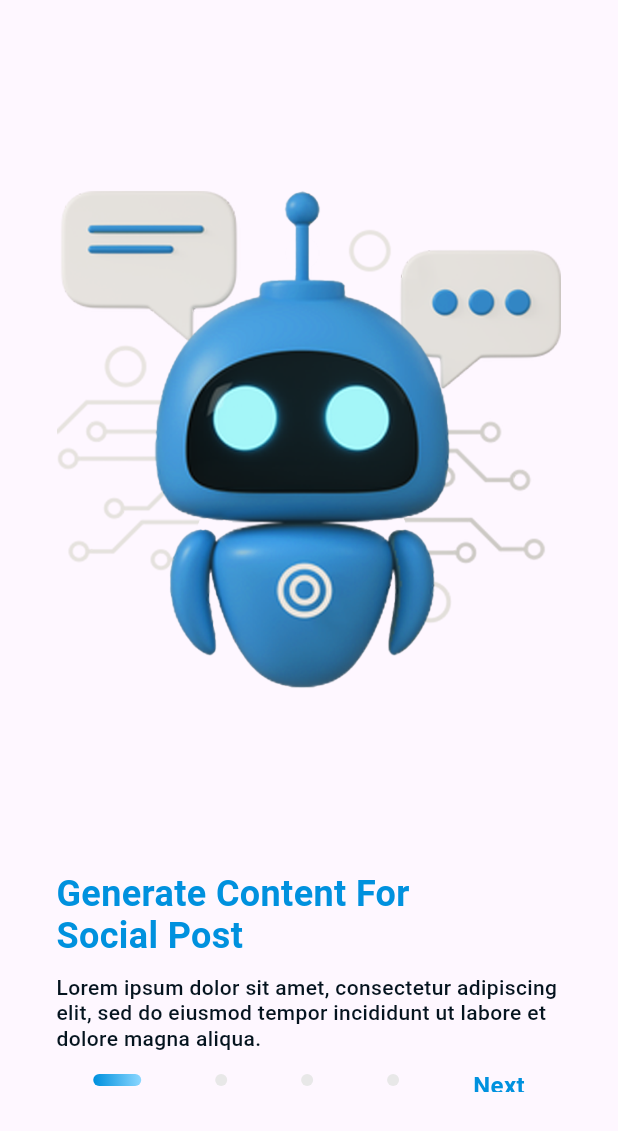
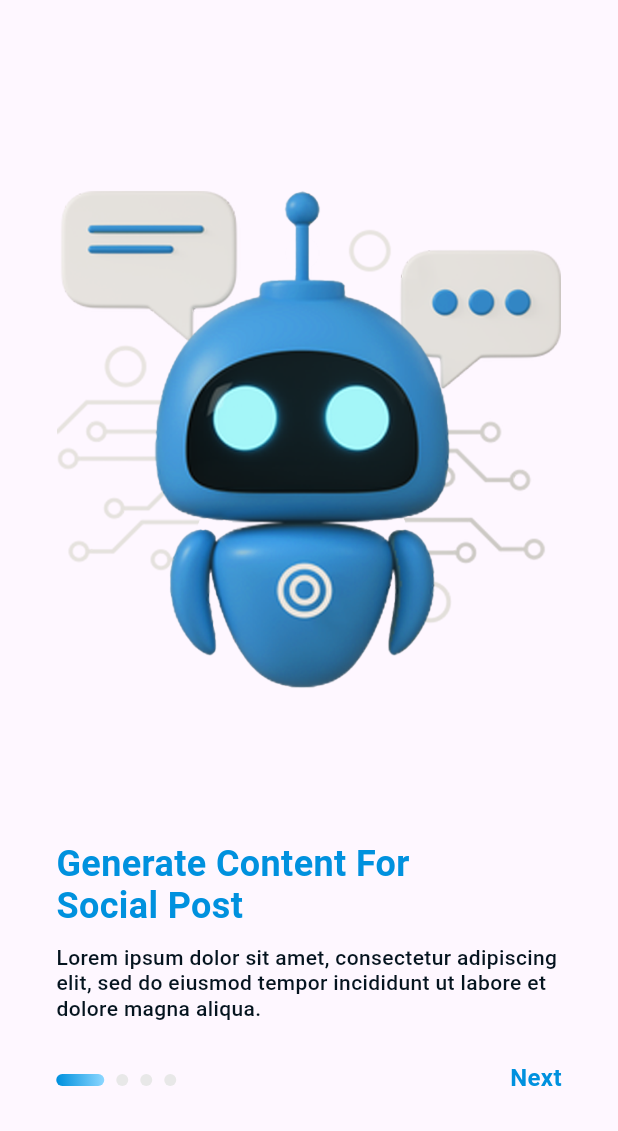
Before and after one commit to Hung2003s/Swork_introduce, a Flutter app: the screen it shows after launch, after a tap on the "arrow forward" icon, on a phone screen of 412 x 824 dp. Shown: the top 1131 px of the screen. Run offline on Flutter 3.47's test engine with Material 3 defaults, Android fonts, the phone set to English and light mode, and no system bars; Roboto replaces fonts that are missing (SVN-Gilroy).

Commit message:
hic
commit

```diff
--- a/lib/main.dart
+++ b/lib/main.dart
@@ -1,11 +1,12 @@
 import 'package:flutter/material.dart';
+import 'package:swork_introduce/screen/first_screen.dart';
 import 'package:swork_introduce/screen/introduce_screen.dart';
 
 void main() {
   runApp(
       const MaterialApp(
         title: 'Hung',
-        home: IntroduceScreen(),
+        home: FirstScreen(),
         debugShowCheckedModeBanner: false,
       ));
 }
--- a/lib/screen/banneritems.dart
+++ b/lib/screen/banneritems.dart
@@ -17,7 +17,7 @@ class BannerItems extends StatelessWidget {
             fit: BoxFit.scaleDown,
           ),
         ),
-        const SizedBox(height: 80,),
+        const SizedBox(height: 60,),
         SizedBox(
           width: 337,
           height: 122,
@@ -51,7 +51,7 @@ class BannerItems extends StatelessWidget {
             ],
           ),
         ),
-        SizedBox(height: 8,),
+        const SizedBox(height: 8,),
       ],
     );
   }
--- a/lib/screen/first_screen.dart
+++ b/lib/screen/first_screen.dart
@@ -1,4 +1,7 @@
+import 'dart:async';
+
 import 'package:flutter/material.dart';
+import 'package:swork_introduce/screen/introduce_screen.dart';
 class FirstScreen extends StatefulWidget {
   const FirstScreen({super.key});
 
@@ -7,18 +10,77 @@ class FirstScreen extends StatefulWidget {
 }
 
 class _FirstScreenState extends State<FirstScreen> {
+
+  @override
+  void initState() {
+    // TODO: implement initState
+    super.initState();
+    Timer(
+      Duration(seconds: 3),
+            () => Navigator.of(context).pushReplacement(MaterialPageRoute(
+                builder: (BuildContext context)=> IntroduceScreen() ))
+    );
+  }
   @override
   Widget build(BuildContext context) {
     return SafeArea(
         child: Scaffold(
-          body: Container(
+          body: Center(
+            child: Container(
               child: Stack(
                 children: [
                   Positioned(
+                      left: 68,
+                      right: 68,
+                      top: 333,
+                      child: SizedBox(
+                        width: 240,
+                        height: 71,
+                        child: Image.asset('asset/sworklogo.png', fit: BoxFit.cover,),
+                      )),
+                  Positioned(
+                      left: 68,
+                      right: 68,
+                      top: 396,
                       child: Container(
+                        width: 240,
+                        height: 17,
+                        child: const Text('AI Generation', style: TextStyle(
+                          fontSize: 16,
+                          fontWeight: FontWeight.w600,
+                          fontFamily: 'SVN-Gilroy',
+                          color: Color(0xff007FC2),
+                        ),textAlign: TextAlign.right,),)),
+                  Positioned(
+                    left: 159.55,
+                    top: 513,
+                      child: Column(
+                        mainAxisAlignment: MainAxisAlignment.spaceBetween,
+                        children: [
+                          SizedBox(
+                            width: 48,
+                            height: 48,
+                            child: Container(
+                              child: const CircularProgressIndicator(
+                                  color: Color(0xff0091DE),
 
+                              ),
+                            ),
+                          ),
+                          const SizedBox(
+                            height: 12,
+                          ),
+                          const Text('Loading...', style: TextStyle(
+                            fontFamily:'SVN-Gilroy',
+                            fontWeight: FontWeight.w600,
+                            fontSize: 16,
+                            color: Color(0xff007FC2),
+
+                          ),) ,
+                        ],
                       ))
                 ],
+              ),
             ),
           ),
         ));
--- a/lib/screen/indicator.dart
+++ b/lib/screen/indicator.dart
@@ -2,12 +2,11 @@ import 'package:flutter/cupertino.dart';
 
 class Indicator extends StatelessWidget {
   final bool isActive;
-
   const Indicator({super.key, required this.isActive});
   @override
   Widget build(BuildContext context) {
     // TODO: implement build
-    return Container(
+    return AnimatedContainer(
       width: isActive ? 32 : 8,
       height: 8,
       decoration: BoxDecoration(
@@ -20,7 +19,7 @@ class Indicator extends StatelessWidget {
         ) : null,
         color:  isActive ? null : const Color(0xffE8E8E8),
         borderRadius: BorderRadius.circular(8),
-      ),
+      ), duration: const Duration(milliseconds: 100),
     );
   }
 
--- a/lib/screen/walkthrough_screen.dart
+++ b/lib/screen/walkthrough_screen.dart
@@ -1,6 +1,8 @@
 import 'package:flutter/material.dart';
+import 'package:flutter/rendering.dart';
 import 'package:swork_introduce/model/appbanner.dart';
 import 'package:swork_introduce/screen/banneritems.dart';
+import 'package:swork_introduce/screen/first_screen.dart';
 import 'package:swork_introduce/screen/indicator.dart';
 
 class WalkthroughScreen extends StatefulWidget {
@@ -11,9 +13,10 @@ class WalkthroughScreen extends StatefulWidget {
 }
 
 class _WalkthroughScreenState extends State<WalkthroughScreen> {
+  var selectedIndex = 0;
   @override
   Widget build(BuildContext context) {
-    var selectedIndex = 0;
+
     // TODO: implement build
     return SafeArea(
         child: Scaffold(
@@ -22,14 +25,15 @@ class _WalkthroughScreenState extends State<WalkthroughScreen> {
           SizedBox(
             height: 712,
             child: PageView.builder(
-                onPageChanged: (value) {
+                onPageChanged: (index) {
                   setState(() {
-                    selectedIndex = value;
+                    selectedIndex = index;
                   });
                 } ,
                 itemCount: appBannerList.length,
                 itemBuilder: (context, index) {
-                  return BannerItems(appbanner: appBannerList[index]);
+                  //var banner = appBannerList[index];
+                  return BannerItems(appbanner: appBannerList[selectedIndex]);
                 }),
           ),
           Column(
@@ -37,27 +41,45 @@ class _WalkthroughScreenState extends State<WalkthroughScreen> {
               SizedBox(
                 width: 337,
                 child: Row(
-                  mainAxisAlignment: MainAxisAlignment.spaceAround,
-                  crossAxisAlignment: CrossAxisAlignment.center,
+                  mainAxisAlignment: MainAxisAlignment.spaceBetween,
                   children: [
-                    ...List.generate(
-                        appBannerList.length,
-                        (index) => Indicator(
-                            isActive: selectedIndex == index ? true : false)),
+                    Container(
+                      width: 80,
+
+                      child: Row(
+                        mainAxisAlignment: MainAxisAlignment.spaceBetween,
+                        crossAxisAlignment: CrossAxisAlignment.center,
+                        children: [
+                          ...List.generate(
+                              appBannerList.length,
+                              (index) => Indicator(
+                                  isActive: (selectedIndex == index) ? true : false)),
+                        ],
+                      ),
+                    ),
                     GestureDetector(
                         onTap: () {
-                          setState(() {});
+                          setState(() {
+                            if (selectedIndex == appBannerList.length-1) {
+                              Navigator.push(context, MaterialPageRoute(builder: (context) => FirstScreen()));
+                            } else if (-1 < selectedIndex && selectedIndex < appBannerList.length-1) {
+                              selectedIndex++;
+                            } else {
+                              selectedIndex = 0;
+                            }
+                          });
                         },
                         child: SizedBox(
                           height: 16,
                           child: Text(
-                            (selectedIndex == appBannerList.length)
+                            (selectedIndex == appBannerList.length-1)
                                 ? 'Get started'
                                 : 'Next',
                             style: const TextStyle(
                                 fontWeight: FontWeight.w600,
                                 color: Color(0xff0091DE),
                                 fontFamily: 'SVN-Gilroy',
+                                height: 0.8,
                                 fontSize: 16),
                           ),
                         )),
@@ -70,4 +92,5 @@ class _WalkthroughScreenState extends State<WalkthroughScreen> {
       ),
     ));
   }
+
 }
```
Also changed, not shown: 1 other file. Lines whose indentation alone changed are shown as unchanged.
